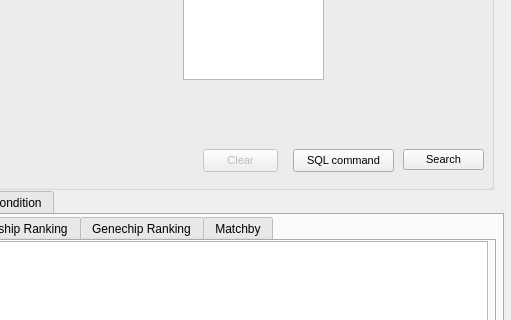
tatazakup/NetAffx-Project, file Project/ui/maingui.ui: the form before one commit; both pictures show x 277 to 788 and y 330 to 650 of the 788 by 877 pixel window.
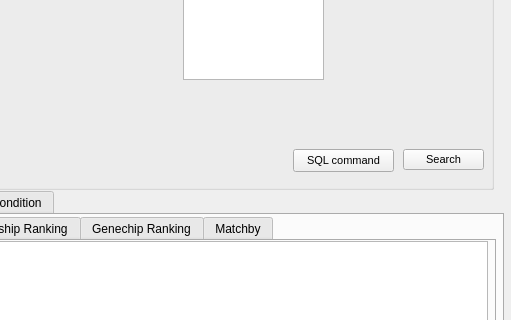
The form after the commit. Icons and pictures are not drawn.

Patch:
```diff
--- a/Project/ui/maingui.ui
+++ b/Project/ui/maingui.ui
@@ -497,27 +497,6 @@
       <string>SQL command</string>
      </property>
     </widget>
-    <widget class="QPushButton" name="clear_btn">
-     <property name="enabled">
-      <bool>false</bool>
-     </property>
-     <property name="geometry">
-      <rect>
-       <x>460</x>
-       <y>440</y>
-       <width>75</width>
-       <height>23</height>
-      </rect>
-     </property>
-     <property name="font">
-      <font>
-       <pointsize>8</pointsize>
-      </font>
-     </property>
-     <property name="text">
-      <string>Clear</string>
-     </property>
-    </widget>
    </widget>
    <widget class="QTabWidget" name="tabWidget">
     <property name="enabled">
```
Left out of the diff: 6 changed lines with no effect on the pictures.
